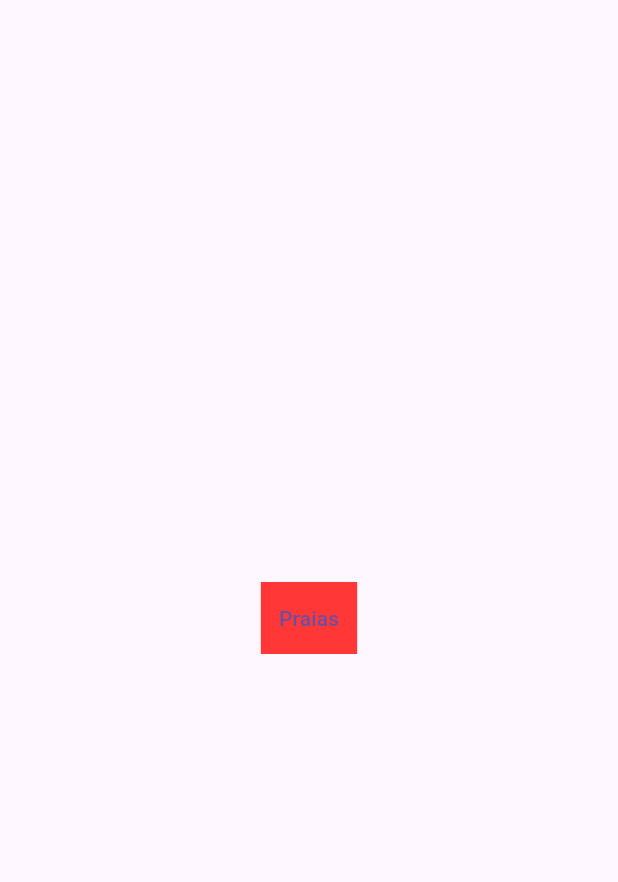
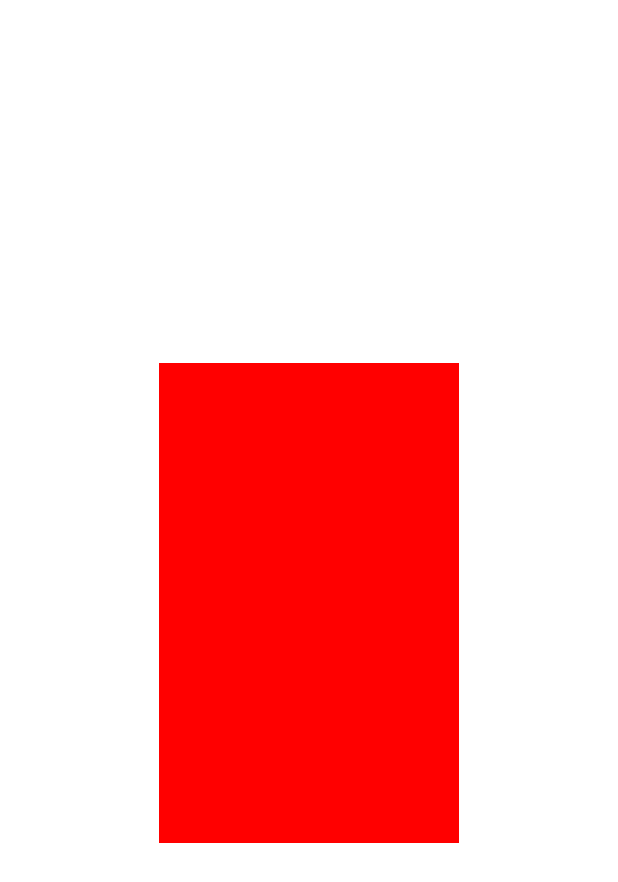
Before and after one commit to LucasHor4/SurfSP, a Flutter app: the screen it shows after launch, on a phone screen of 412 x 824 dp. Shown: the top 882 px of the screen. Run offline on Flutter 3.47's test engine with Material 3 defaults, Android fonts, the light colour scheme and no system bars; missing offline and left inert: dart:ui_web.

Commit message:
Realizando mudanças para implementar AnimatedContainer e GestureDetector

```diff
--- a/lib/main.dart
+++ b/lib/main.dart
@@ -1,12 +1,14 @@
+import 'dart:ui_web';
+
 import 'package:flutter/material.dart';
-import 'package:surfsp/praias.dart';
+import 'package:flutter/widgets.dart';
 
 void main() {
-  runApp(const App());
+  runApp(Praias());
 }
 
 class App extends StatelessWidget {
-  const App({super.key});
+  App({super.key});
 
   @override
   Widget build(BuildContext context) {
@@ -14,19 +16,17 @@ class App extends StatelessWidget {
       home: Scaffold(
         body: Center(
           child: Container(
-            color: Color.fromARGB(255, 255, 55, 55),
+            color: const Color.fromARGB(255, 255, 55, 55),
             child: TextButton(
               onPressed: () {
-                //Navigator.pop(context);
                 Navigator.push(
                   context,
                   MaterialPageRoute(
-                    builder: (context) =>
-                        MainApp(),
+                    builder: (context) => Praias(),
                   ),
                 );
               },
-              child: Text('Praias'),
+              child: const Text('Praias'),
             ),
             //fazer nessa pagina: barra de menu, seletor de idioma e botões para navegação de paginas.
           ),
@@ -35,3 +35,49 @@ class App extends StatelessWidget {
     );
   }
 }
+
+class Praias extends StatefulWidget {
+  @override
+  State<Praias> createState() => PraiasState();
+}
+
+class PraiasState extends State<Praias> {
+  bool selected = false;
+
+  @override
+  Widget build(BuildContext context) {
+    return GestureDetector(
+      onTap: () {
+        setState(() {
+          selected = !selected;
+        });
+      },// para alternar entre ligado e deligado.
+
+      child: Center(
+        child: AnimatedContainer(
+          margin: const EdgeInsets.only(
+            bottom: 20,
+          ),
+          width: selected ? 200 : 200,
+          height: selected ? 350 : 320,
+          color: selected
+              ? const Color.fromARGB(255, 28, 255, 8)
+              : const Color.fromARGB(255, 255, 0, 0),
+          duration: const Duration(seconds: 1),
+          curve: Curves.fastOutSlowIn,
+          //Container e configurações dele.
+
+          child: Container(
+            width: 40, height: 25,
+            margin:const EdgeInsets.only(
+              top: 30,
+              bottom: 25,
+            ),
+            child: Text(selected ? 'Foi' : '', textDirection: TextDirection.ltr,),
+          ), //Texto sobre as praias.
+
+        ),
+      ),
+    );
+  }
+}
```
Also changed, not shown: lib/praias.dart (deleted, +0 -45 lines).
